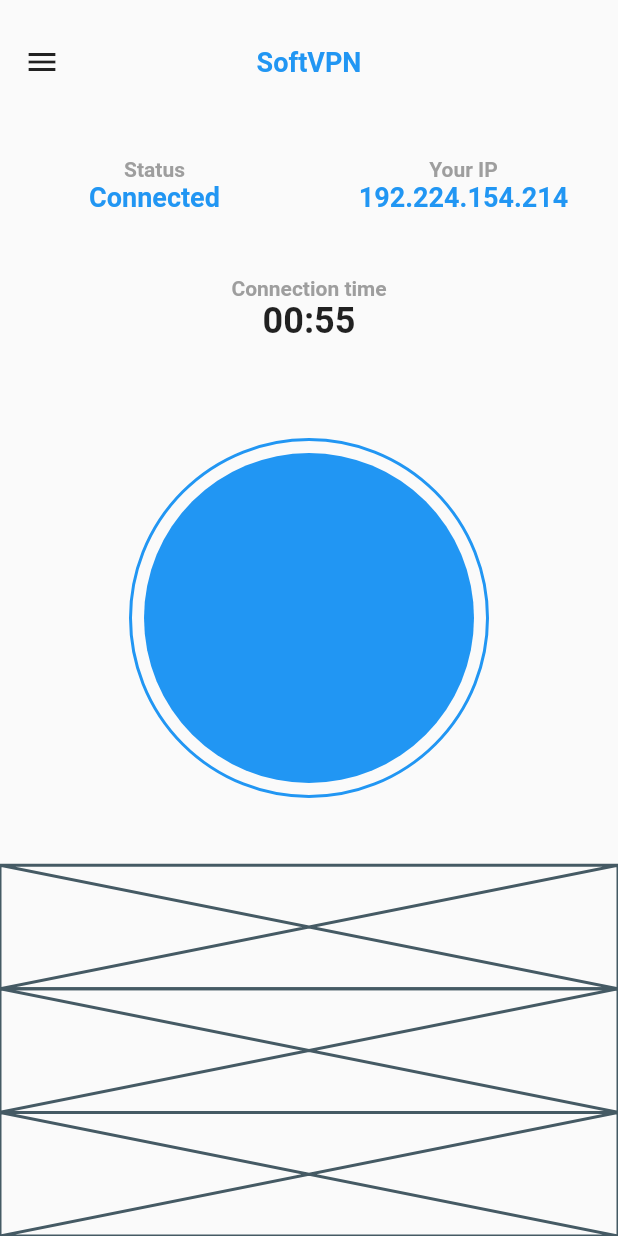
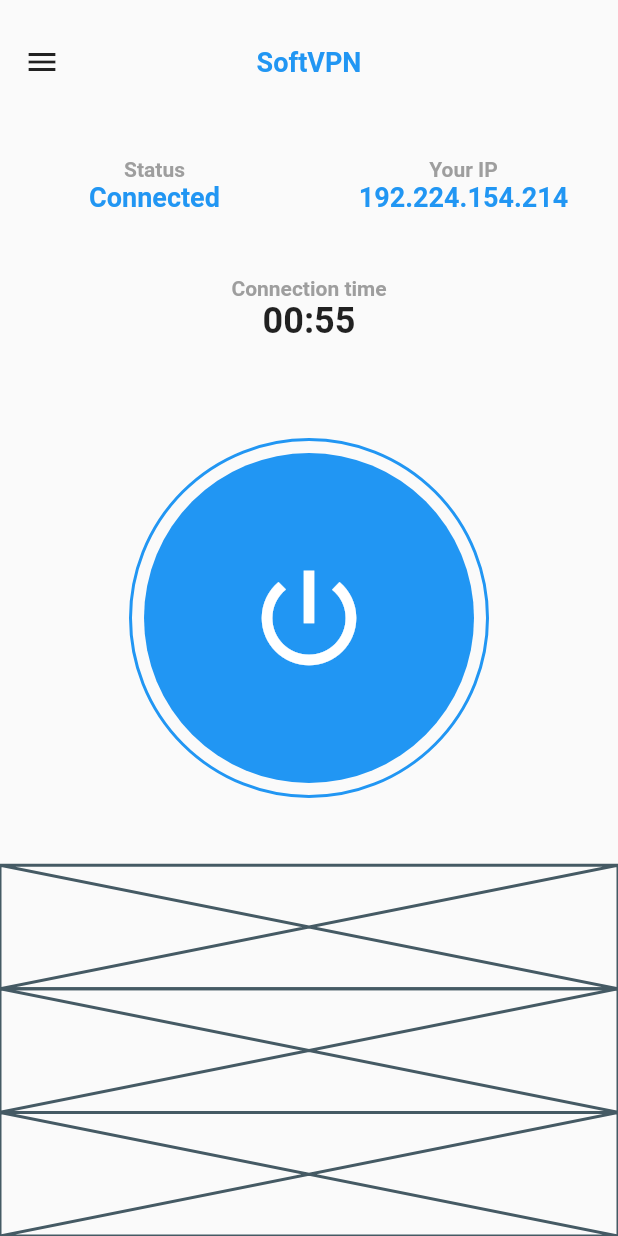
Before and after one commit to JAICHANGPARK/flutter_notebook_11th_story, a Flutter app: the screen it shows after launch, on a phone screen of 412 x 824 dp. Run offline on Flutter 3.47's test engine with Material 2 defaults, Android fonts, the phone set to English and light mode, and no system bars; our stand-ins replace backdrop, badges, flutter_inner_drawer, flutter_slidable, flutter_swiper, google_fonts.

Commit message:
Update vpn_home_page.dart

```diff
--- a/lib/ep721_vpn_mobile_app/ui/vpn_home_page.dart
+++ b/lib/ep721_vpn_mobile_app/ui/vpn_home_page.dart
@@ -117,6 +117,10 @@ class _VpnHomePageState extends State<VpnHomePage> {
                         color: Colors.blue,
                         shape: BoxShape.circle,
                       ),
+                      child: Center(
+                        child: Icon(Icons.power_settings_new, color: Colors.white,
+                        size: 84,),
+                      ),
                     ),
                   ),
                 ),
```
